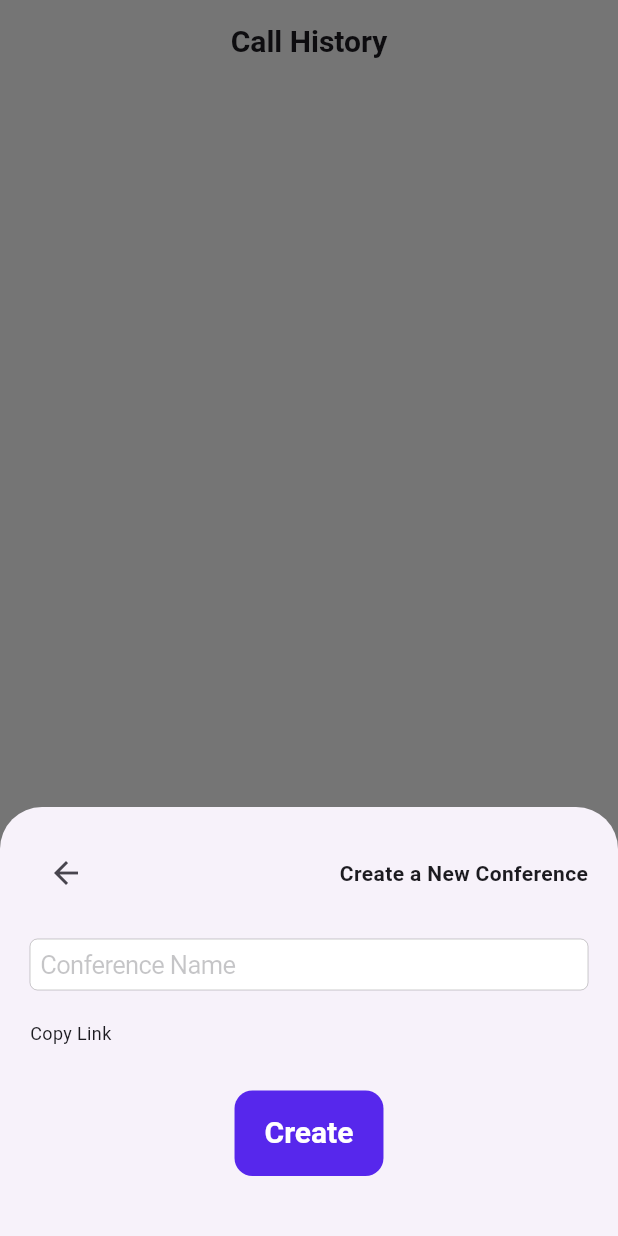
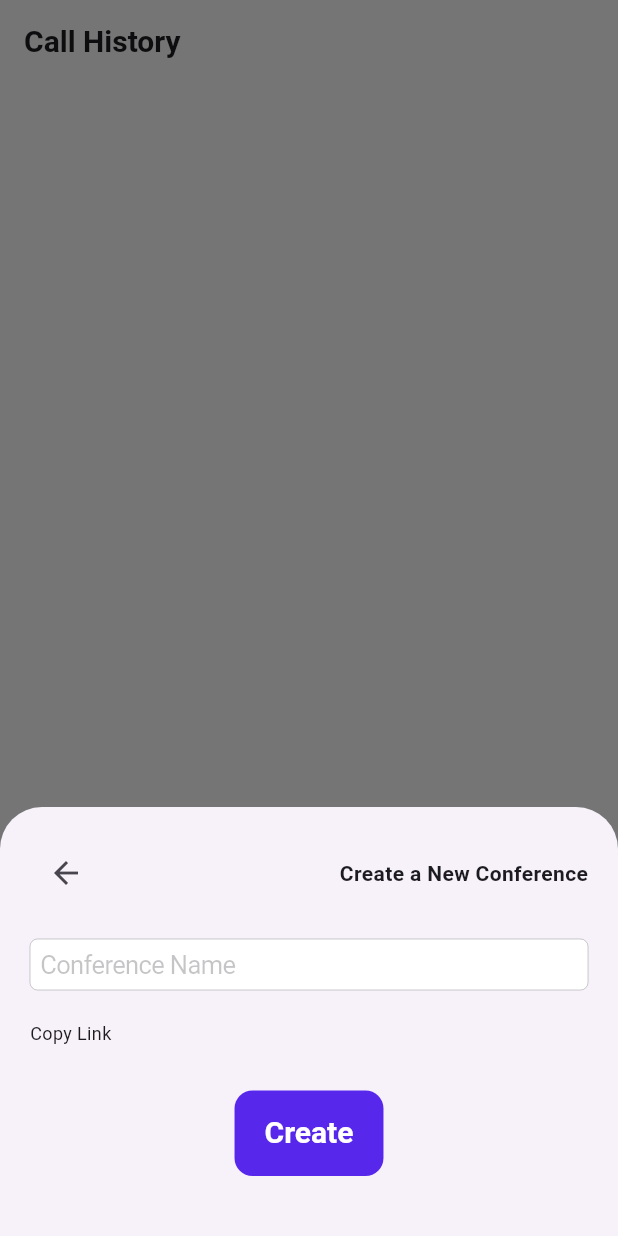
Before and after one commit to EgorSborschikov/ComfortConfy, a Flutter app: the screen it shows once a user with an empty profile is signed in, after a tap on an icon or button, on a phone screen of 412 x 824 dp. Run offline on Flutter 3.47's test engine with Material 3 defaults, Android fonts, the phone set to English and light mode, and no system bars; our stand-ins replace device_preview, flutter_svg, shared_preferences, supabase_flutter; missing offline and left inert: clipboard; accounts and stored records are empty; generated files the repository leaves out were written again; network calls fail; Roboto replaces fonts that are missing (Ubuntu).

Commit message:
add new native widgets & hotfix bugs

```diff
--- a/lib/features/conference_history/view/widgets/create_conference_modal_bottom_sheet.dart
+++ b/lib/components/platform/android_create_conference_modal_bottom_sheet.dart
@@ -2,8 +2,8 @@ import 'package:flutter/cupertino.dart';
 import 'package:flutter/material.dart';
 import 'package:flutter_gen/gen_l10n/app_localizations.dart';
 
-Future<void> createConferencion(BuildContext context) async {
-  final TextEditingController _controller = TextEditingController();
+Future<void> androidCreateConferencion(BuildContext context) async {
+  final TextEditingController controller = TextEditingController();
 
   showModalBottomSheet(
     context: context,
@@ -40,9 +40,10 @@ Future<void> createConferencion(BuildContext context) async {
                 ),
                 const SizedBox(height: 20),
                 CupertinoTextField(
-                  controller: _controller,
+                  controller: controller,
                   placeholder: AppLocalizations.of(context)!.conferenceName,
-                  style: TextStyle(color: Theme.of(context).colorScheme.tertiary),
+                  style:
+                      TextStyle(color: Theme.of(context).colorScheme.tertiary),
                 ),
                 const SizedBox(height: 20),
                 Row(
@@ -57,7 +58,8 @@ Future<void> createConferencion(BuildContext context) async {
                   ],
                 ),
                 const SizedBox(height: 30), // Отступ перед кнопкой
-                Center( // Центрирование кнопки
+                Center(
+                  // Центрирование кнопки
                   child: CupertinoButton(
                     onPressed: () {
                       Navigator.pop(context); // Закрыть модальное окно
--- /dev/null
+++ b/lib/components/platform/android_float_action_button.dart
@@ -0,0 +1,26 @@
+import 'package:flutter/material.dart';
+import 'package:flutter/cupertino.dart';
+
+class AndroidFloatActionButton extends StatelessWidget {
+  final VoidCallback onPressed;
+
+  const AndroidFloatActionButton({Key? key, required this.onPressed}) : super(key: key);
+
+  @override
+  Widget build(BuildContext context) {
+    return SizedBox(
+      width: 50.0, // Custom width
+      height: 50.0, // Custom height
+      child: FloatingActionButton(
+        onPressed: onPressed,
+        shape: const CircleBorder(),
+        backgroundColor: const Color(0xFF5727EC),
+        child: const Icon(
+          CupertinoIcons.add_circled,
+          color: Color.fromARGB(255, 255, 255, 255),
+          size: 35,
+        ),
+      ),
+    );
+  }
+}
--- a/lib/components/platform/platform.dart
+++ b/lib/components/platform/platform.dart
@@ -1,3 +1,8 @@
 export 'platform_bottom_navigation_bar.dart';
 export 'platform_indicator.dart';
 export 'platform_warning_elements.dart';
+export 'platform_app_bar.dart';
+export 'android_float_action_button.dart';
+export 'android_create_conference_modal_bottom_sheet.dart';
+export 'ios_create_conference_sheet_action.dart';
+export 'platform_support_dialog.dart';
--- a/lib/components/platform/platform_app_bar.dart
+++ b/lib/components/platform/platform_app_bar.dart
@@ -0,0 +1,41 @@
+import 'package:comfort_confy/themes/themes.dart';
+import 'package:flutter/cupertino.dart';
+import 'package:flutter/material.dart';
+
+class PlatformAppBar extends StatelessWidget implements PreferredSizeWidget{
+  final String title;
+  final Widget? trailing;
+
+  const PlatformAppBar({super.key, required this.title, this.trailing});
+
+  @override
+  Widget build(BuildContext context) {
+    final theme = Theme.of(context);
+
+    if(theme.isMaterial) {
+        return AppBar(
+            title: Text(
+                title,
+                style:  theme.textTheme.headlineLarge,
+            ),
+            automaticallyImplyLeading: false,
+            centerTitle: false,
+            backgroundColor: theme.scaffoldBackgroundColor,
+        );
+    } else {
+        return CupertinoNavigationBar(
+            middle: Text(
+                title,
+                style:  theme.textTheme.headlineLarge,
+            ),
+            automaticallyImplyLeading: false,
+            backgroundColor: theme.scaffoldBackgroundColor,
+            trailing: trailing,
+        );
+    }
+  }
+
+  @override
+  // TODO: implement preferredSize
+  Size get preferredSize => const Size.fromHeight(kToolbarHeight);
+}
--- a/lib/components/platform/platform_bottom_navigation_bar.dart
+++ b/lib/components/platform/platform_bottom_navigation_bar.dart
@@ -5,13 +5,13 @@ import 'package:flutter/material.dart';
 class PlatformBottomNavigationBar extends StatelessWidget {
   final Function(int index) onSelect;
   final List<BottomNavigationBarItem> items;
-  final int currentIndex; // Добавляем переменную currentIndex
+  final int currentIndex;
 
   const PlatformBottomNavigationBar({
     super.key,
     required this.onSelect,
     required this.items,
-    required this.currentIndex, // Добавляем в конструктор
+    required this.currentIndex,
   });
 
   @override
@@ -21,7 +21,7 @@ class PlatformBottomNavigationBar extends StatelessWidget {
       return BottomNavigationBar(
         backgroundColor: theme.scaffoldBackgroundColor,
         items: items,
-        currentIndex: currentIndex, // Устанавливаем currentIndex
+        currentIndex: currentIndex,
         selectedItemColor: theme.primaryColor,
         unselectedItemColor: theme.colorScheme.secondary,
         onTap: onSelect,
@@ -30,7 +30,7 @@ class PlatformBottomNavigationBar extends StatelessWidget {
       return CupertinoTabBar(
         backgroundColor: theme.scaffoldBackgroundColor,
         items: items,
-        currentIndex: currentIndex, // Устанавливаем currentIndex
+        currentIndex: currentIndex,
         activeColor: theme.primaryColor,
         inactiveColor: theme.colorScheme.secondary,
         onTap: onSelect,
--- a/lib/features/conference_history/view/conference_history_page.dart
+++ b/lib/features/conference_history/view/conference_history_page.dart
@@ -1,7 +1,8 @@
+import 'package:comfort_confy/components/platform/platform.dart';
+import 'package:comfort_confy/themes/themes.dart';
 import 'package:flutter/cupertino.dart';
 import 'package:flutter/material.dart';
 import 'package:flutter_gen/gen_l10n/app_localizations.dart';
-import 'widgets/create_conference_modal_bottom_sheet.dart';
 
 class ConferenceHistoryPage extends StatefulWidget {
   const ConferenceHistoryPage({super.key});
@@ -13,42 +14,38 @@ class ConferenceHistoryPage extends StatefulWidget {
 class _ConferenceHistoryPageState extends State<ConferenceHistoryPage> {
   @override
   Widget build(BuildContext context) {
+    final theme = Theme.of(context);
     return Scaffold(
-      appBar: AppBar(
-        automaticallyImplyLeading: false,
-        title: Text(
-          AppLocalizations.of(context)!.callHistory,
-          style: Theme.of(context).textTheme.headlineLarge,
-        ),
-        centerTitle: true,
-        backgroundColor: Theme.of(context).scaffoldBackgroundColor,
-      ),
-      floatingActionButton: SizedBox(
-        width: 50.0, // Custom width
-        height: 50.0, // Custom height
-        child: FloatingActionButton(
+      appBar: PlatformAppBar(
+        title: AppLocalizations.of(context)!.callHistory,
+        trailing: IconButton(
           onPressed: () {
-            createConferencion(context);
+            iosCreateConference(context);
           },
-          shape: const CircleBorder(),
-          backgroundColor: const Color(0xFF5727EC),
-          child: const Icon(
-            CupertinoIcons.add_circled,
-            color: Color.fromARGB(255, 255, 255, 255),
-            size: 35,
+          icon: Icon(
+            CupertinoIcons.add,
+            color: theme.cupertinoActionColor,
           ),
         ),
       ),
+      floatingActionButton: theme.isMaterial
+          ? AndroidFloatActionButton(
+              onPressed: () {
+                androidCreateConferencion(context);
+              },
+            )
+          : null,
       floatingActionButtonLocation: FloatingActionButtonLocation.endFloat,
-      body: SafeArea(
+      body: const SafeArea(
         child: Padding(
-          padding: const EdgeInsets.symmetric(horizontal: 16.0),
+          padding: EdgeInsets.symmetric(horizontal: 16.0),
           child: SingleChildScrollView(
             child: Column(
               mainAxisAlignment: MainAxisAlignment.center,
               crossAxisAlignment: CrossAxisAlignment.center,
               children: [
-                const SizedBox(height: 30),
+                SizedBox(height: 30),
+                // Your other content here
               ],
             ),
           ),
--- a/lib/features/settings/widgets/settings_option.dart
+++ b/lib/features/settings/widgets/settings_option.dart
@@ -1,4 +1,6 @@
 import 'package:clipboard/clipboard.dart';
+import 'package:comfort_confy/components/platform/platform.dart';
+import 'package:comfort_confy/themes/themes.dart';
 import 'package:flutter/cupertino.dart';
 import 'package:flutter/material.dart';
 import 'package:flutter_gen/gen_l10n/app_localizations.dart';
@@ -37,6 +39,8 @@ class _SettingsOptionsState extends State<SettingsOptions> {
 
   @override
   Widget build(BuildContext context) {
+    final theme = Theme.of(context);
+
     return Column(
       crossAxisAlignment: CrossAxisAlignment.start, // Align to the left
       children: [
@@ -59,9 +63,9 @@ class _SettingsOptionsState extends State<SettingsOptions> {
               value: Provider.of<ThemeProvider>(context).isDarkTheme,
               onChanged: (value) {
                 Provider.of<ThemeProvider>(context, listen: false)
-                    .ToggleTheme(bool, value);
+                  .ToggleTheme(bool, value);
               },
-              activeColor: Theme.of(context).primaryColor
+              activeColor: theme.isCupertino ? theme.primaryColor : CupertinoColors.activeGreen,
             ),
           ],
         ),
@@ -97,7 +101,7 @@ class _SettingsOptionsState extends State<SettingsOptions> {
                 Provider.of<ThemeProvider>(context, listen: false).ToggleAnalytics(value);
                 widget.onAnalyticsSwitchChanged(value); // Call the callback
               },
-              activeColor: Theme.of(context).primaryColor //const Color(0xFF5727EC),
+              activeColor: theme.isCupertino ? theme.primaryColor : CupertinoColors.activeGreen,
             ),
           ],
         ),
@@ -136,9 +140,14 @@ class _SettingsOptionsState extends State<SettingsOptions> {
             Spacer(),
             IconButton(
               onPressed: () {
-                _launchURL('https://t.me/ComfortConfyTechnicalSupportBOT');
+                showDialog(
+                  context: context,
+                  builder: (BuildContext context) {
+                    return const PlatformSupportDialog();
+                  },
+                );
               },
-              icon: const Icon(Icons.telegram)
+              icon: const Icon(CupertinoIcons.chat_bubble)
             ),
           ],
         ),
```
Also changed, not shown: lib/components/platform/ios_create_conference_sheet_action.dart (added, +74 -0 lines), lib/components/platform/platform_support_dialog.dart (added, +78 -0 lines), lib/features/login/view/login_page.dart (+7 -0 lines).
